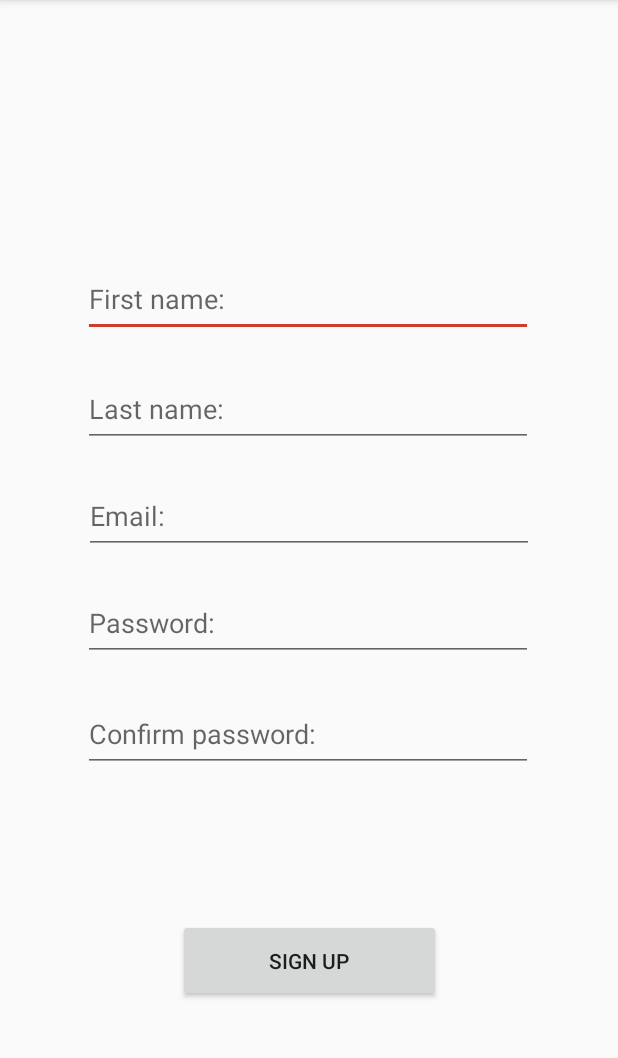
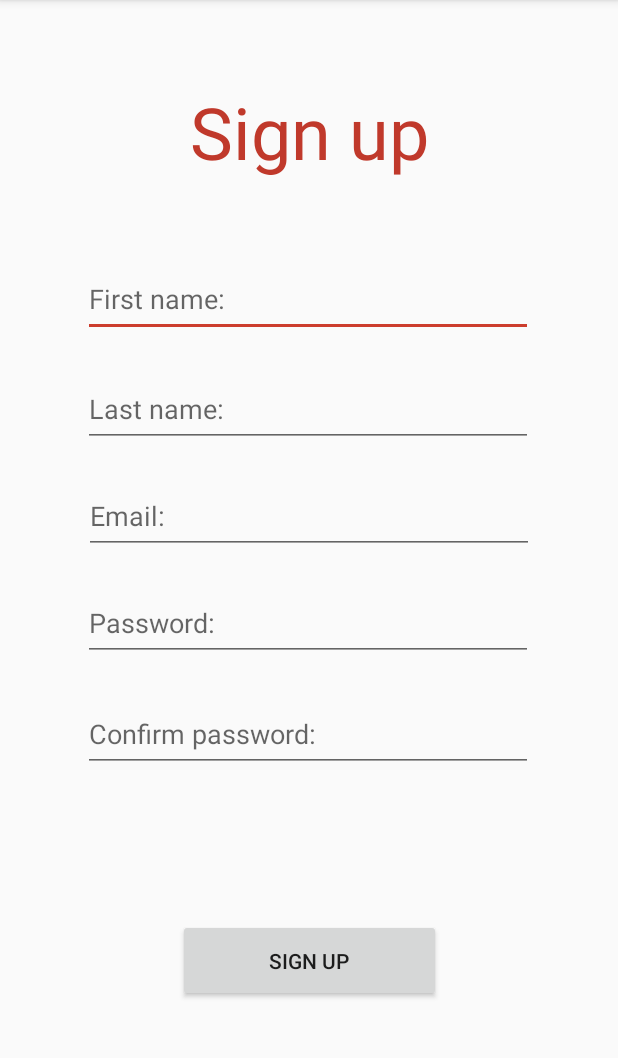
Before and after one commit to Krychaz/MedProject, an Android app: the screen it shows after launch (SignUpActivity), after a tap on "SIGN UP", on a phone screen of 412 x 824 dp, the part 84-1142 px from its top. Run offline under Robolectric (Android 15) with nearby library versions, the light colour scheme and no system bars.

Commit message:
added GP activity and coded in sign in activity to only bring user here if GP does not already exist in the database

```diff
--- a/MediScreen/app/build.gradle
+++ b/MediScreen/app/build.gradle
@@ -31,7 +31,7 @@ dependencies {
     androidTestImplementation 'androidx.test:runner:1.1.1'
     androidTestImplementation 'androidx.test.espresso:espresso-core:3.1.1'
 
-   // implementation 'com.readystatesoftware.sqliteasset:sqliteassethelper:+'
+    implementation 'com.readystatesoftware.sqliteasset:sqliteassethelper:+'
 
 }
 apply plugin: 'com.google.gms.google-services'
--- a/MediScreen/app/src/main/AndroidManifest.xml
+++ b/MediScreen/app/src/main/AndroidManifest.xml
@@ -10,7 +10,9 @@
         android:supportsRtl="true"
         android:theme="@style/AppTheme">
         <activity android:name=".SignUpActivity"></activity>
+        <activity android:name=".GpActivity"></activity>
         <activity android:name=".SignInActivity">
+
 
             <intent-filter>
                 <action android:name="android.intent.action.MAIN" />
--- a/MediScreen/app/src/main/java/com/cit/medi_screen/SignInActivity.java
+++ b/MediScreen/app/src/main/java/com/cit/medi_screen/SignInActivity.java
@@ -1,7 +1,6 @@
 package com.cit.medi_screen;
 
 import android.content.Intent;
-import android.database.Cursor;
 import android.os.Bundle;
 import android.view.View;
 import android.widget.Button;
@@ -11,12 +10,14 @@ import android.widget.Toast;
 import androidx.appcompat.app.AppCompatActivity;
 
 public class SignInActivity extends AppCompatActivity {
-    EditText email;
-    EditText password;
-    Button login;
-    Button signUp;
-    Cursor c = null;
+    private EditText email;
+    private EditText password;
+    private Button login;
+    private Button signUp;
 
+
+    private static String loggedInEmail;
+    private static String loggedInPassword;
 
     @Override
     protected void onCreate(Bundle savedInstanceState) {
@@ -37,23 +38,45 @@ public class SignInActivity extends AppCompatActivity {
         login.setOnClickListener(new View.OnClickListener() {
             @Override
             public void onClick(View v) {
+                Intent gpIntent = new Intent(SignInActivity.this, GpActivity.class);
+
                 DatabaseAccess dbAcess = DatabaseAccess.getInstance(getApplicationContext());
                 dbAcess.open();
                 String emailIn = email.getText().toString().trim();
                 String passwdIn = password.getText().toString().trim();
                 String email = dbAcess.getEmail(emailIn);
                 String passwd = dbAcess.getPassword(emailIn);
+                if (email.equals("") && passwd.equals(""))
+                    Toast.makeText(SignInActivity.this, "Error please enter email and password ", Toast.LENGTH_SHORT).show();
+                else if (email.equals(emailIn) && passwd.equals(passwdIn)) {
+                    Toast.makeText(SignInActivity.this, "Sucess", Toast.LENGTH_SHORT).show();
 
-                if (email.equals(emailIn) && passwd.equals(passwdIn)) {
-                    Toast.makeText(SignInActivity.this, "Sucess", Toast.LENGTH_SHORT).show();
+                    loggedInEmail = email;
+                    loggedInPassword = passwd;
+                    String gp = dbAcess.getGP();
                     dbAcess.close();
+                    if (gp.equals(""))
+                        startActivity(gpIntent);
+                    else
+                        Toast.makeText(SignInActivity.this, "gp exists", Toast.LENGTH_SHORT).show();
+
                 } else {
                     Toast.makeText(SignInActivity.this, "Error incorrect email and/or password", Toast.LENGTH_SHORT).show();
                     dbAcess.close();
 
                 }
+
+
             }
         });
+    }
 
+    public static String getLoggedInEmail() {
+        return loggedInEmail;
     }
+
+    public String getLoggedInPassword() {
+        return loggedInPassword;
+    }
+
 }
--- a/MediScreen/app/src/main/res/layout/activity_sign_up.xml
+++ b/MediScreen/app/src/main/res/layout/activity_sign_up.xml
@@ -96,5 +96,17 @@
         app:layout_constraintTop_toBottomOf="@+id/passwdEditText"
         app:layout_constraintVertical_bias="0.632" />
 
+    <TextView
+        android:id="@+id/signUpTextView"
+        android:layout_width="wrap_content"
+        android:layout_height="wrap_content"
+        android:text="@string/signUp"
+        android:textColor="@color/colorPrimary"
+        android:textSize="72px"
+        app:layout_constraintBottom_toTopOf="@+id/firstNameEditText"
+        app:layout_constraintEnd_toEndOf="parent"
+        app:layout_constraintStart_toStartOf="parent"
+        app:layout_constraintTop_toTopOf="parent" />
+
 
 </androidx.constraintlayout.widget.ConstraintLayout>
--- a/MediScreen/app/src/main/res/values/strings.xml
+++ b/MediScreen/app/src/main/res/values/strings.xml
@@ -9,5 +9,9 @@
     <string name="logo">Logo</string>
     <string name="firstName">First name:</string>
     <string name="lastName">Last name:</string>
+    <string name="gpAddress">GP address:</string>
+    <string name="gpName">GP name:</string>
+    <string name="setGP">Set GP</string>
+    <string name="gpHead">Set your GP</string>
 
 </resources>
```
Also changed, not shown: MediScreen/app/src/main/java/com/cit/medi_screen/DatabaseAccess.java (+12 -2 lines), MediScreen/app/src/main/java/com/cit/medi_screen/GpActivity.java (added, +14 -0 lines), MediScreen/app/src/main/java/com/cit/medi_screen/SignUpDatabaseHelper.java (+4 -14 lines), MediScreen/app/src/main/res/layout/activity_gp.xml (added, +62 -0 lines), MediScreen/app/src/main/assets/databases/mediScreenDataBase.db (added), MediScreen/app/src/main/assets/databases/mediscreen.db (deleted).
